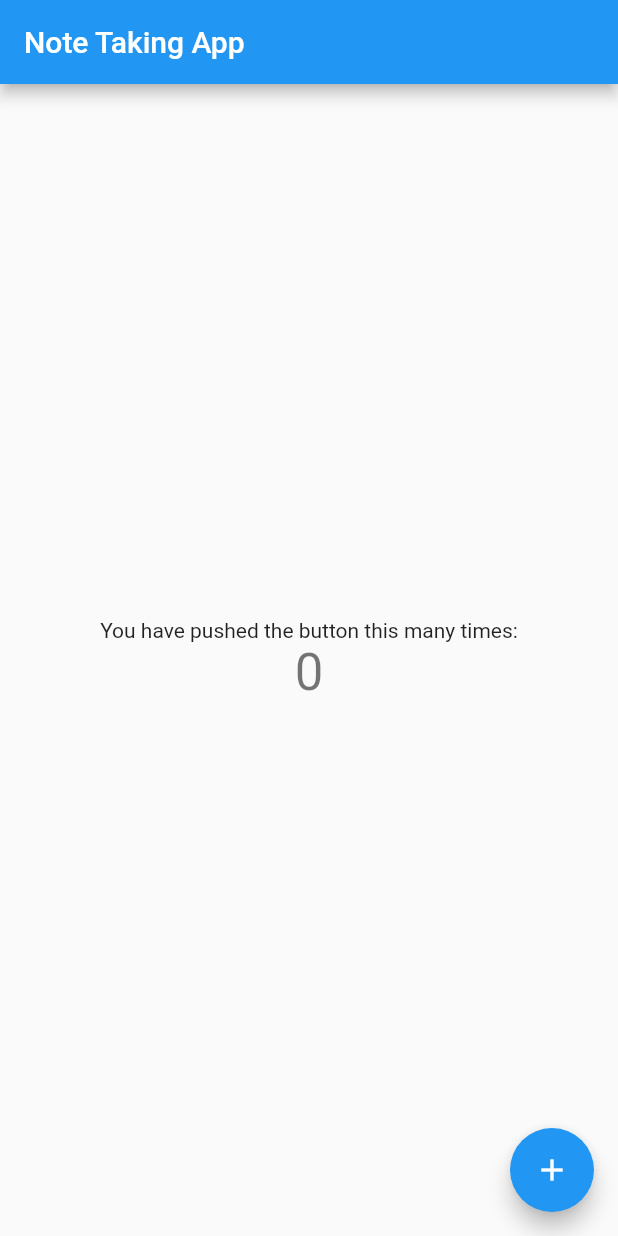
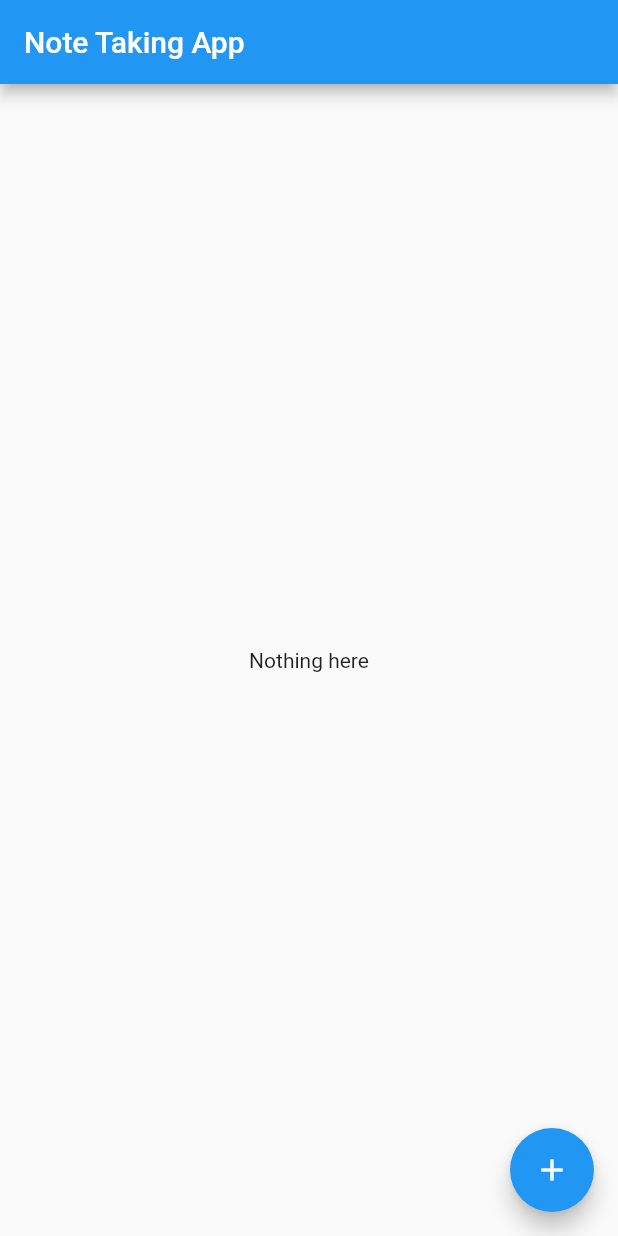
Before and after one commit to binhnt010896/note-taking-app, a Flutter app: the screen it shows after launch, on a phone screen of 412 x 824 dp. Run offline on Flutter 3.47's test engine with Material 2 defaults, Android fonts, the phone set to English and light mode, and no system bars; our stand-ins replace get, supabase_flutter; missing offline and left inert: flutter_quill, flutter_quill_extensions; accounts and stored records are empty.

```diff
--- /dev/null
+++ b/lib/controllers/add_note_controller.dart
@@ -0,0 +1,6 @@
+import 'package:flutter_quill/flutter_quill.dart';
+import 'package:get/get.dart';
+
+class AddNoteController extends GetxController {
+  final QuillController quillController = QuillController.basic();
+}
--- /dev/null
+++ b/lib/controllers/note_list_controller.dart
@@ -0,0 +1,28 @@
+import 'package:get/get.dart';
+import 'package:note_taking_app/models/note.dart';
+import 'package:note_taking_app/repositories/note_repository.dart';
+
+class NoteListController extends GetxController with StateMixin<List<Note>> {
+  Rx<Note?> currentlyEditingNote = null.obs;
+  NoteRepository noteRepo = NoteRepository();
+
+  @override
+  onInit() {
+    super.onInit();
+    change(null, status: RxStatus.empty());
+    getNotes();
+  }
+
+  /// Methods
+  setCurrentNote(Note newNote) => currentlyEditingNote(newNote);
+  getNotes() {
+    change(null, status: RxStatus.loading());
+    noteRepo.fetchNoteList().then((notes) {
+      if (notes.isEmpty) {
+        change(null, status: RxStatus.empty());
+      } else {
+        change(notes, status: RxStatus.success());
+      }
+    });
+  }
+}
--- a/lib/main.dart
+++ b/lib/main.dart
@@ -1,7 +1,15 @@
 import 'package:flutter/material.dart';
+import 'package:get/get.dart';
+import 'package:note_taking_app/routes.dart';
 import 'package:note_taking_app/screens/home_screen.dart';
+import 'package:supabase_flutter/supabase_flutter.dart';
 
-void main() {
+void main() async {
+  await Supabase.initialize(
+    url: 'https://hqracorxnfusnjasygfc.supabase.co',
+    anonKey:
+    'eyJhbGciOiJIUzI1NiIsInR5cCI6IkpXVCJ9.eyJpc3MiOiJzdXBhYmFzZSIsInJlZiI6ImhxcmFjb3J4bmZ1c25qYXN5Z2ZjIiwicm9sZSI6ImFub24iLCJpYXQiOjE2ODg3NDU3MDUsImV4cCI6MjAwNDMyMTcwNX0.uzZf_Gk4JofvfX0SIkTNOsaUwmLj_pEhZTPRJdLnZnk',
+  );
   runApp(const MyApp());
 }
 
@@ -10,11 +18,12 @@ class MyApp extends StatelessWidget {
 
   @override
   Widget build(BuildContext context) {
-    return MaterialApp(
+    return GetMaterialApp(
       title: 'Flutter Demo',
       theme: ThemeData(
         primarySwatch: Colors.blue,
       ),
+      getPages: screenRoutes,
       home: const MyHomePage(),
     );
   }
--- /dev/null
+++ b/lib/models/note.dart
@@ -0,0 +1,13 @@
+class Note {
+  late final String title;
+  late final String? brief;
+  late final String? content;
+
+  Note({required this.title, this.brief, this.content});
+
+  factory Note.fromJson(Map<String, dynamic> json) => Note(
+    title: json["title"] as String,
+    brief: json["brief"] as String?,
+    content: json["content"] as String?,
+  );
+}
--- /dev/null
+++ b/lib/repositories/note_repository.dart
@@ -0,0 +1,13 @@
+import 'package:note_taking_app/models/note.dart';
+import 'package:note_taking_app/services/supabase_service.dart';
+
+class NoteRepository {
+  var supabaseService = SupabaseService();
+
+  Future<List<Note>> fetchNoteList() async {
+    var response = await supabaseService.fetchNoteList();
+    return response.map((item) {
+      return Note.fromJson(item);
+    }).toList();
+  }
+}
--- /dev/null
+++ b/lib/routes.dart
@@ -0,0 +1,13 @@
+import 'package:get/get.dart';
+import 'package:note_taking_app/screens/add_note_screen.dart';
+import 'package:note_taking_app/screens/home_screen.dart';
+
+class RouteNames {
+  static const HOME_SCREEN = '/';
+  static const ADD_NEW_NOTE = '/add_new_note';
+}
+
+var screenRoutes = [
+  GetPage(name: RouteNames.HOME_SCREEN, page: () => const MyHomePage()),
+  GetPage(name: RouteNames.ADD_NEW_NOTE, page: () => const CreateNoteScreen())
+];
--- a/lib/screens/home_screen.dart
+++ b/lib/screens/home_screen.dart
@@ -1,20 +1,10 @@
 import 'package:flutter/material.dart';
+import 'package:get/get.dart';
+import 'package:note_taking_app/controllers/note_list_controller.dart';
+import 'package:note_taking_app/routes.dart';
 
-class MyHomePage extends StatefulWidget {
+class MyHomePage extends StatelessWidget {
   const MyHomePage({super.key});
-
-  @override
-  State<MyHomePage> createState() => _MyHomePageState();
-}
-
-class _MyHomePageState extends State<MyHomePage> {
-  int _counter = 0;
-
-  void _incrementCounter() {
-    setState(() {
-      _counter++;
-    });
-  }
 
   @override
   Widget build(BuildContext context) {
@@ -23,22 +13,26 @@ class _MyHomePageState extends State<MyHomePage> {
         title: const Text('Note Taking App'),
       ),
       body: Center(
-        child: Column(
-          mainAxisAlignment: MainAxisAlignment.center,
-          children: <Widget>[
-            const Text(
-              'You have pushed the button this many times:',
-            ),
-            Text(
-              '$_counter',
-              style: Theme.of(context).textTheme.headlineMedium,
-            ),
-          ],
-        ),
+        child: GetBuilder<NoteListController>(
+          init: NoteListController(),
+          builder: (controller) {
+            if (controller.status.isLoading) {
+              return const CircularProgressIndicator();
+            }
+            if (controller.status.isSuccess) {
+              return Column(
+                  mainAxisAlignment: MainAxisAlignment.center,
+                  children: controller.state!.map((item) {
+                    return Text(item.title);
+                  }).toList());
+            }
+            return const Text('Nothing here');
+          },
+        )
       ),
       floatingActionButton: FloatingActionButton(
-        onPressed: _incrementCounter,
-        tooltip: 'Increment',
+        onPressed: () => Get.toNamed(RouteNames.ADD_NEW_NOTE),
+        tooltip: 'Add note',
         child: const Icon(Icons.add),
       ),
     );
```
Also changed, not shown: lib/screens/add_note_screen.dart (added, +45 -0 lines), lib/services/supabase_service.dart (added, +11 -0 lines), 5 other files.
